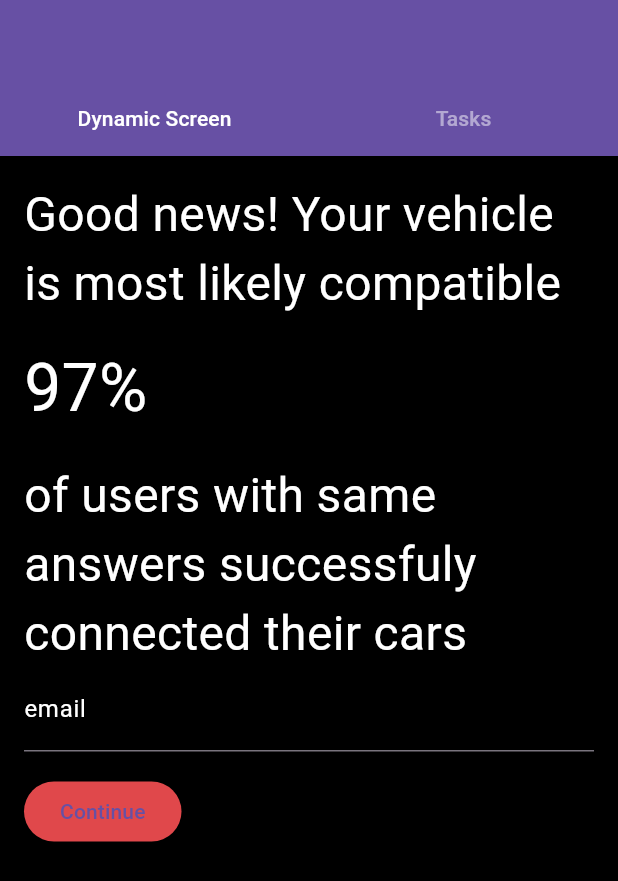
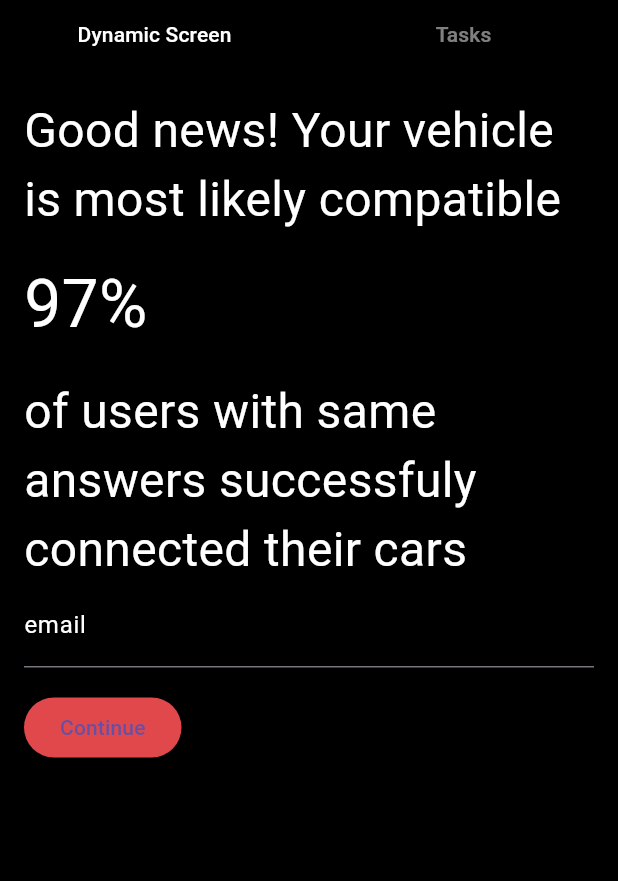
Before and after one commit to ramilsalihar/dynamic_ui, a Flutter app: the screen it shows after launch, on a phone screen of 412 x 824 dp. Shown: the top 881 px of the screen. Run offline on Flutter 3.47's test engine with Material 3 defaults, Android fonts, the light colour scheme and no system bars; our stand-ins replace cloud_firestore, firebase_core, flutter_riverpod, get_it; accounts and stored records are empty.

Commit message:
service locator configured

```diff
--- a/lib/app.dart
+++ b/lib/app.dart
@@ -1,4 +1,6 @@
+import 'package:dynamic_ui/core/service_locator.dart';
 import 'package:dynamic_ui/core/theme.dart';
+import 'package:dynamic_ui/core/config/screen_config.dart';
 import 'package:dynamic_ui/screens/first_tab_screen.dart';
 import 'package:dynamic_ui/screens/second_tab_screen.dart';
 import 'package:flutter/material.dart';
@@ -8,26 +10,34 @@ class App extends ConsumerStatefulWidget {
   const App({super.key});
 
   @override
-  _AppState createState() => _AppState();
+  AppState createState() => AppState();
 }
 
-class _AppState extends ConsumerState<App> {
+class AppState extends ConsumerState<App> {
 
   @override
   Widget build(BuildContext context) {
     final themeData = ref.watch(themeManagerProvider);
+    final screenConfigController = getIt<ScreenConfigController>();
+    final backgroundColor = screenConfigController.backgroundColor;
+
+
     return MaterialApp(
       title: 'Dynamic UI',
       theme: themeData,
+      debugShowCheckedModeBanner: false,
       home: DefaultTabController(
         length: 2,
         child: Scaffold(
-          appBar: AppBar(
-            backgroundColor: themeData.primaryColor,
-            bottom: TabBar(
+          body: Column(
+            children: [
+              Container(
+                color: backgroundColor,
+                child: TabBar(
                   dividerColor: Colors.transparent,
                   indicatorColor: Colors.transparent,
                   labelColor: Colors.white,
+                  overlayColor: WidgetStateProperty.all(backgroundColor),
                   unselectedLabelColor: Colors.white.withOpacity(0.5),
                   tabs: [
                     Tab(text: 'Dynamic Screen'),
@@ -35,10 +45,14 @@ class _AppState extends ConsumerState<App> {
                   ],
                 ),
               ),
-          body: TabBarView(
+              Expanded(
+                child: TabBarView(
                   children: [
                     FirstTabScreen(),
                     SecondTabScreen(),
+                  ],
+                ),
+              ),
             ],
           ),
         ),
--- /dev/null
+++ b/lib/core/config/component.dart
@@ -0,0 +1,13 @@
+class Component {
+  final String type;
+  final Map<String, dynamic> params;
+
+  Component({required this.type, required this.params});
+
+  factory Component.fromJson(Map<String, dynamic> json) {
+    return Component(
+      type: json['type'],
+      params: json['params'] as Map<String, dynamic>,
+    );
+  }
+}
--- /dev/null
+++ b/lib/core/config/screen_config.dart
@@ -0,0 +1,41 @@
+import 'dart:convert';
+import 'package:dynamic_ui/core/config/component.dart';
+import 'package:dynamic_ui/core/theme.dart';
+import 'package:flutter/material.dart';
+import 'package:get_it/get_it.dart';
+
+class ScreenConfig {
+  final String backgroundColor;
+  final List<Component> components;
+
+  ScreenConfig({required this.backgroundColor, required this.components});
+
+  factory ScreenConfig.fromJson(Map<String, dynamic> json) {
+    return ScreenConfig(
+      backgroundColor: json['background_color'],
+      components: (json['components'] as List)
+          .map((e) => Component.fromJson(e as Map<String, dynamic>))
+          .toList(),
+    );
+  }
+}
+
+class ScreenConfigController {
+  late ScreenConfig screenConfig;
+  late Color backgroundColor;
+
+  void loadConfig(String jsonString) {
+    screenConfig = ScreenConfig.fromJson(
+      json.decode(jsonString) as Map<String, dynamic>,
+    );
+    backgroundColor = Color(
+      int.parse('0xFF${screenConfig.backgroundColor}'),
+    );
+  }
+
+  // Set the primary color in ThemeManager
+  void updatePrimaryColor(Color backgroundColor) {
+    final themeManager = GetIt.instance<ThemeManager>();
+    themeManager.updatePrimaryColor(backgroundColor);
+  }
+}
--- a/lib/core/dummy_data.dart
+++ /dev/null
@@ -1,64 +0,0 @@
-const jsonString = '''{
-  "background_color": "000000",
-  "components": [
-    {
-      "type": "textView",
-      "params": {
-        "size": 32,
-        "color": "FFFFFF",
-        "text": "Good news! Your vehicle is most likely compatible"
-      }
-    },
-    {
-      "type": "margin",
-      "params": {
-        "paddingV": 16,
-        "paddingH": 12
-      }
-    },
-    {
-      "type": "textView",
-      "params": {
-        "size": 44,
-        "color": "FFFFFF",
-        "text": "97%"
-      }
-    },
-    {
-      "type": "margin",
-      "params": {
-        "paddingV": 16,
-        "paddingH": 12
-      }
-    },
-    {
-      "type": "textView",
-      "params": {
-        "size": 32,
-        "color": "FFFFFF",
-        "text": "of users with same answers successfuly connected their cars"
-      }
-    },
-    {
-      "type": "input",
-      "params": {
-        "inputName": "email",
-        "color": "FFFFFF"
-      }
-    },
-    {
-      "type": "margin",
-      "params": {
-        "paddingV": 16,
-        "paddingH": 12
-      }
-    },
-    {
-      "type": "nextButton",
-      "params": {
-        "color": "E0484B",
-        "text": "Continue"
-      }
-    }
-  ]
-}''';
--- /dev/null
+++ b/lib/core/service_locator.dart
@@ -0,0 +1,15 @@
+import 'package:dynamic_ui/core/config/screen_config.dart';
+import 'package:dynamic_ui/core/theme.dart';
+import 'package:flutter/material.dart';
+import 'package:get_it/get_it.dart';
+
+final GetIt getIt = GetIt.instance;
+
+void setupLocator() {
+  getIt.registerLazySingleton<ScreenConfigController>(
+    () => ScreenConfigController(),
+  );
+  getIt.registerLazySingleton<ThemeManager>(
+    () => ThemeManager(ThemeData.light()),
+  );
+}
--- a/lib/core/theme.dart
+++ b/lib/core/theme.dart
@@ -5,7 +5,10 @@ Future<ThemeData> fetchInitialTheme() async {
   await Future.delayed(const Duration(seconds: 2));
   return ThemeData(
     brightness: Brightness.light,
-    primarySwatch: Colors.teal,
+    primaryColor: Colors.teal,
+    appBarTheme: const AppBarTheme(
+      backgroundColor: Colors.teal,
+    ),
   );
 }
 
@@ -14,13 +17,13 @@ final initialThemeProvider = FutureProvider<ThemeData>((ref) async {
 });
 
 final themeManagerProvider =
-StateNotifierProvider<ThemeManager, ThemeData>((ref) {
+    StateNotifierProvider<ThemeManager, ThemeData>((ref) {
   final initialTheme = ref.watch(initialThemeProvider).asData?.value;
   return ThemeManager(initialTheme ?? ThemeData.light());
 });
 
 class ThemeManager extends StateNotifier<ThemeData> {
-  ThemeManager(ThemeData initialTheme) : super(initialTheme);
+  ThemeManager(super.initialTheme);
 
   void updatePrimaryColor(Color newColor) {
     state = state.copyWith(
--- a/lib/main.dart
+++ b/lib/main.dart
@@ -1,7 +1,10 @@
 import 'package:dynamic_ui/app.dart';
+import 'package:dynamic_ui/core/config/screen_config.dart';
+import 'package:dynamic_ui/core/service_locator.dart';
 import 'package:dynamic_ui/firebase_options.dart';
 import 'package:firebase_core/firebase_core.dart';
 import 'package:flutter/material.dart';
+import 'package:flutter/services.dart';
 import 'package:flutter_riverpod/flutter_riverpod.dart';
 
 void main() async {
@@ -9,6 +12,19 @@ void main() async {
   await Firebase.initializeApp(
     options: DefaultFirebaseOptions.currentPlatform,
   );
+
+  setupLocator();
+  final screenConfigController = getIt<ScreenConfigController>();
+  try {
+    final jsonString = await rootBundle.loadString('assets/screen_1.json');
+    screenConfigController.loadConfig(jsonString);
+    print('Screen configuration loaded');
+    print('Background color: ${screenConfigController.backgroundColor}');
+    screenConfigController.updatePrimaryColor(screenConfigController.backgroundColor);
+  } catch (e) {
+    print('Failed to load screen configuration: $e');
+  }
+
   runApp(
     const ProviderScope(
       child: App(),
--- a/lib/models/screen_config.dart
+++ /dev/null
@@ -1,31 +0,0 @@
-import 'package:flutter/material.dart';
-
-class Component {
-  final String type;
-  final Map<String, dynamic> params;
-
-  Component({required this.type, required this.params});
-
-  factory Component.fromJson(Map<String, dynamic> json) {
-    return Component(
-      type: json['type'],
-      params: json['params'] as Map<String, dynamic>,
-    );
-  }
-}
-
-class ScreenConfig {
-  final String backgroundColor;
-  final List<Component> components;
-
-  ScreenConfig({required this.backgroundColor, required this.components});
-
-  factory ScreenConfig.fromJson(Map<String, dynamic> json) {
-    return ScreenConfig(
-      backgroundColor: json['background_color'],
-      components: (json['components'] as List)
-          .map((e) => Component.fromJson(e as Map<String, dynamic>))
-          .toList(),
-    );
-  }
-}
--- a/lib/screens/first_tab_screen.dart
+++ b/lib/screens/first_tab_screen.dart
@@ -1,21 +1,17 @@
-import 'dart:convert';
-import 'package:dynamic_ui/core/dummy_data.dart';
-import 'package:dynamic_ui/models/screen_config.dart';
+import 'package:dynamic_ui/core/config/component.dart';
+import 'package:dynamic_ui/core/config/screen_config.dart';
+import 'package:dynamic_ui/core/service_locator.dart';
 import 'package:flutter/material.dart';
-import 'package:flutter/services.dart';
 
 class FirstTabScreen extends StatelessWidget {
   const FirstTabScreen({super.key});
 
   @override
   Widget build(BuildContext context) {
-    final screenConfig = ScreenConfig.fromJson(
-      json.decode(jsonString) as Map<String, dynamic>,
-    );
+    final screenConfigController = getIt<ScreenConfigController>();
+    final screenConfig = screenConfigController.screenConfig;
+    final backgroundColor = screenConfigController.backgroundColor;
 
-    final backgroundColor = Color(
-      int.parse('0xFF${screenConfig.backgroundColor}'),
-    );
 
     return Container(
       color: backgroundColor,
@@ -66,7 +62,7 @@ class FirstTabScreen extends StatelessWidget {
           child: Text(component.params['text'] ?? 'Button'),
         );
       default:
-        return SizedBox.shrink();
+        return const SizedBox.shrink();
     }
   }
 }
--- a/pubspec.yaml
+++ b/pubspec.yaml
@@ -18,6 +18,7 @@ dependencies:
   cloud_firestore: ^5.5.0
   riverpod: ^2.6.1
   flutter_riverpod: ^2.6.1
+  get_it: ^8.0.2
 
 dev_dependencies:
   flutter_test:
```
Also changed, not shown: pubspec.lock. Lines whose indentation alone changed are shown as unchanged.
